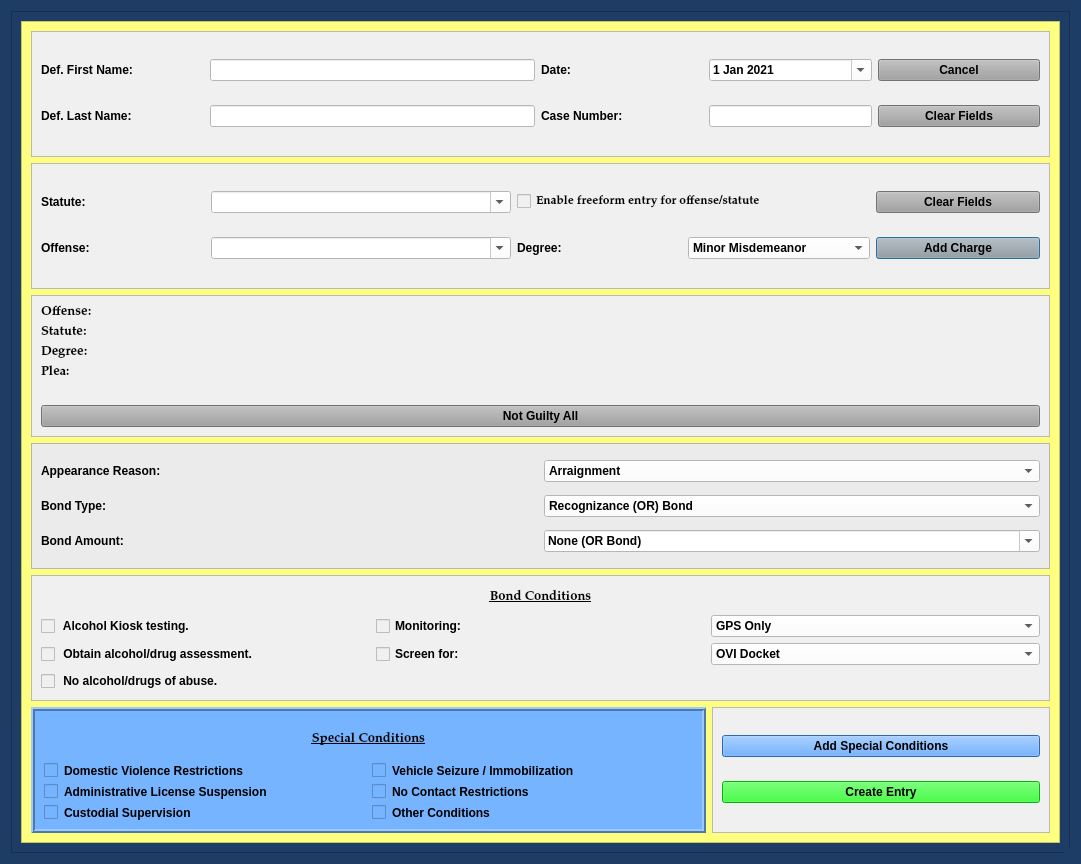
HunterProgram22/MuniEntry, file views/ui/NotGuiltyBondDialog.ui: the form before one commit.
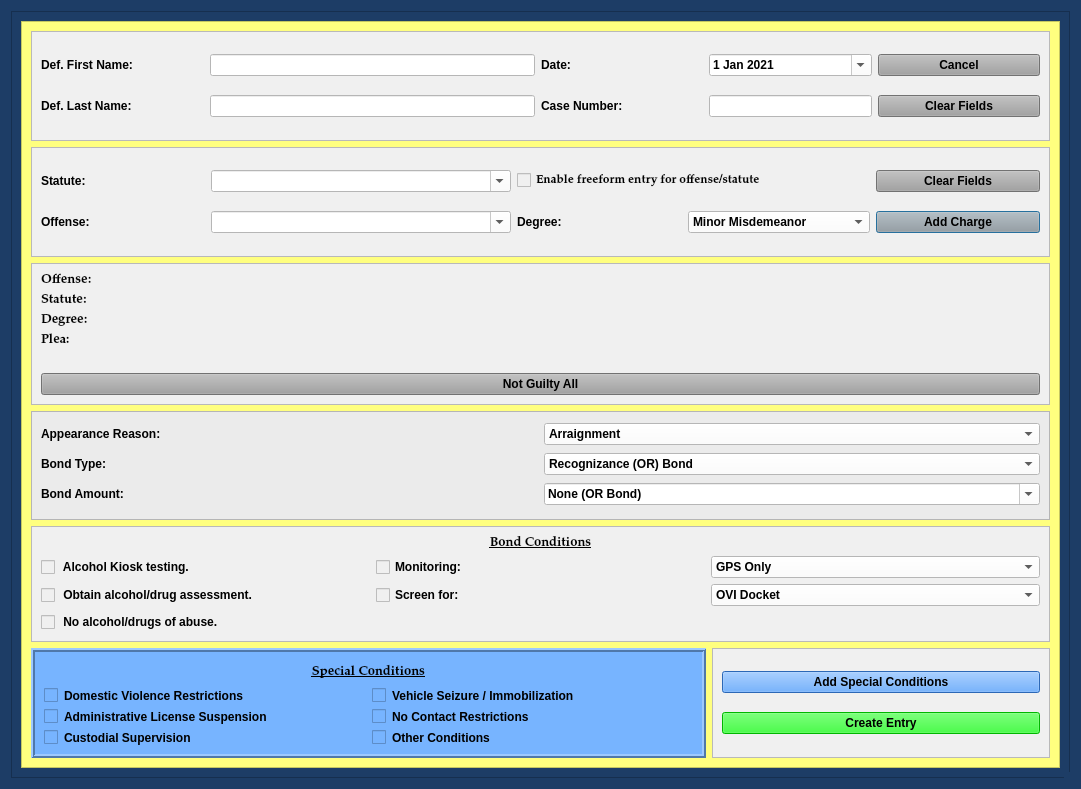
The form after the commit.

Commit message: Updated not guilty dialog size on open

What changed in the file:
```diff
--- a/views/ui/NotGuiltyBondDialog.ui
+++ b/views/ui/NotGuiltyBondDialog.ui
@@ -10,11 +10,11 @@
     <x>0</x>
     <y>0</y>
     <width>1081</width>
-    <height>864</height>
+    <height>789</height>
    </rect>
   </property>
   <property name="sizePolicy">
-   <sizepolicy hsizetype="Fixed" vsizetype="Preferred">
+   <sizepolicy hsizetype="Preferred" vsizetype="Preferred">
     <horstretch>0</horstretch>
     <verstretch>0</verstretch>
    </sizepolicy>
@@ -177,8 +177,8 @@
           <rect>
            <x>0</x>
            <y>0</y>
-           <width>1037</width>
-           <height>820</height>
+           <width>1041</width>
+           <height>749</height>
           </rect>
          </property>
          <layout class="QGridLayout" name="gridLayout_9" columnstretch="2,1">
```
The commit also changes 3 other files.
